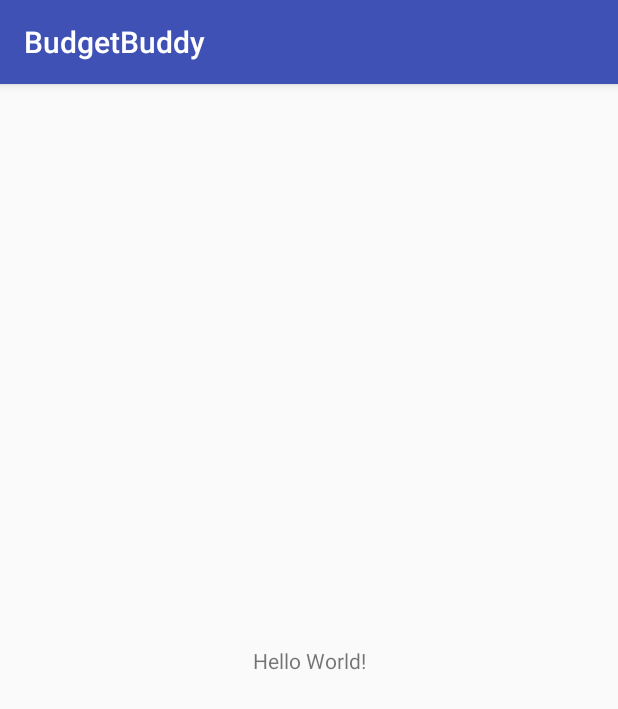
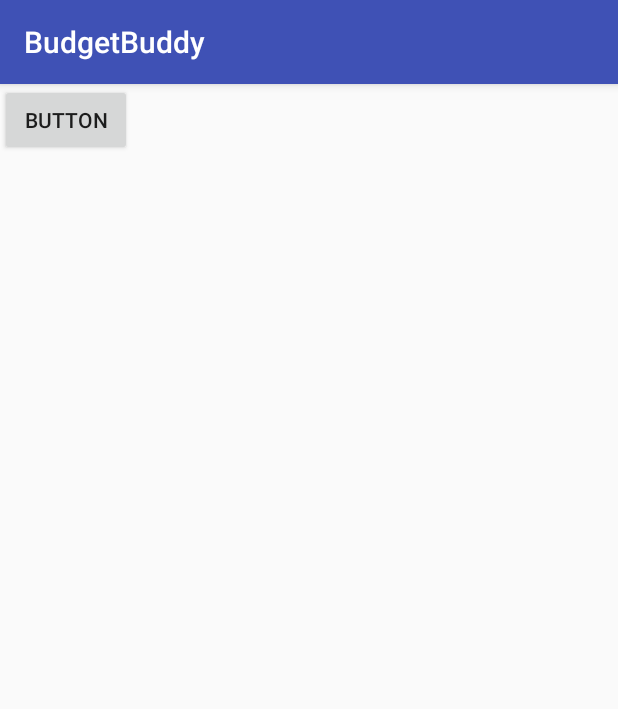
Before and after one commit to sarikasingh00/BudgetBuddy, an Android app: the screen it shows after launch (Welcome), on a phone screen of 412 x 824 dp. Shown: the top 709 px of the screen. Run offline under Robolectric (Android 15) with nearby library versions, the phone set to English and light mode, and no system bars.

Commit message:
Test Commit

```diff
--- a/app/src/main/res/layout/activity_welcome.xml
+++ b/app/src/main/res/layout/activity_welcome.xml
@@ -1,18 +1,19 @@
 <?xml version="1.0" encoding="utf-8"?>
-<android.support.constraint.ConstraintLayout xmlns:android="http://schemas.android.com/apk/res/android"
+<LinearLayout xmlns:android="http://schemas.android.com/apk/res/android"
+    android:orientation="vertical"
     xmlns:app="http://schemas.android.com/apk/res-auto"
     xmlns:tools="http://schemas.android.com/tools"
     android:layout_width="match_parent"
     android:layout_height="match_parent"
     tools:context=".Welcome">
 
-    <TextView
+    <Button
+        android:id="@+id/button"
         android:layout_width="wrap_content"
         android:layout_height="wrap_content"
-        android:text="Hello World!"
-        app:layout_constraintBottom_toBottomOf="parent"
-        app:layout_constraintLeft_toLeftOf="parent"
-        app:layout_constraintRight_toRightOf="parent"
-        app:layout_constraintTop_toTopOf="parent" />
+        android:text="Button"
+        tools:layout_editor_absoluteX="161dp"
+        tools:layout_editor_absoluteY="358dp"
+        tools:text="Sup" />
 
-</android.support.constraint.ConstraintLayout>
+</LinearLayout>
```
